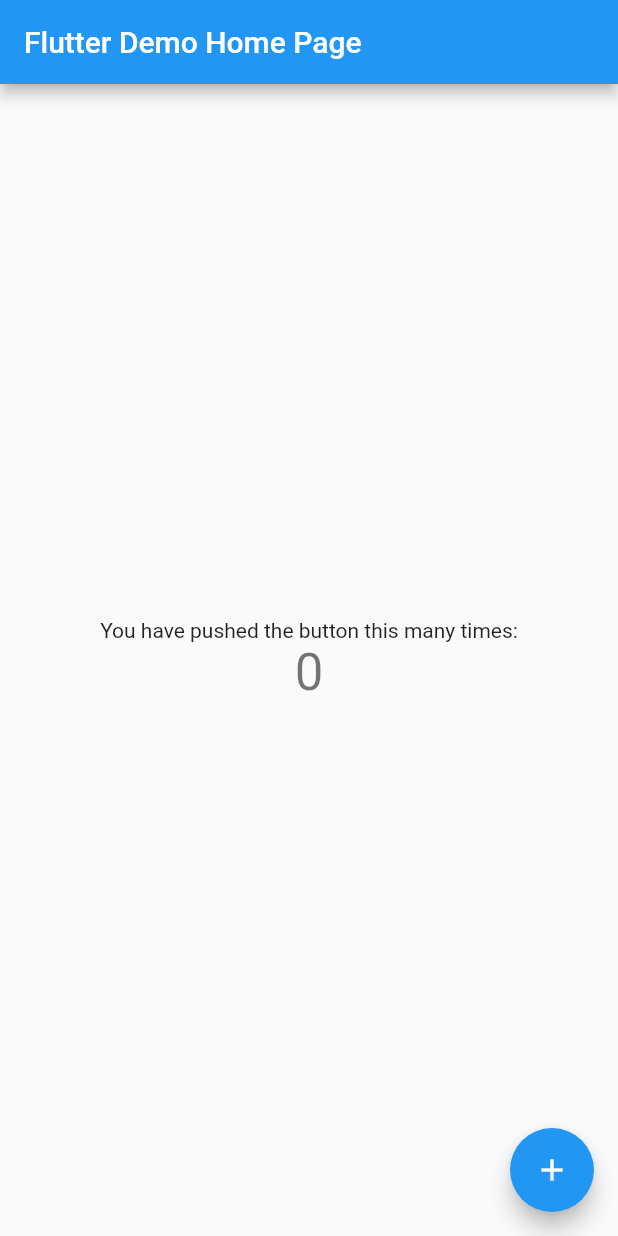
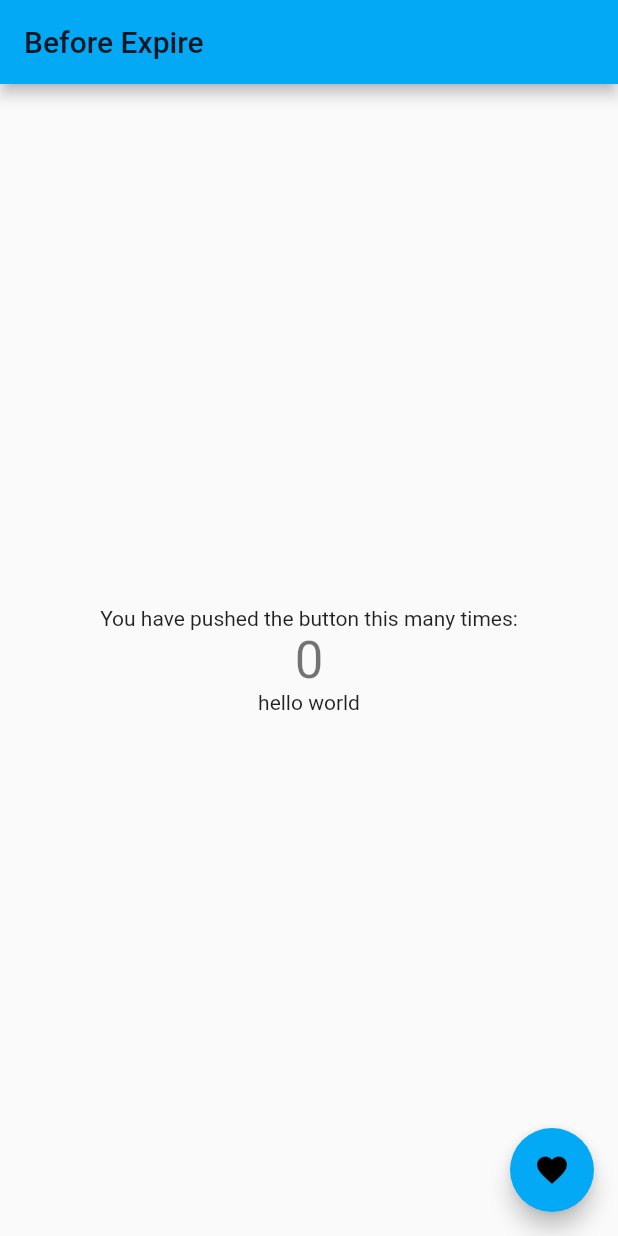
Before and after one commit to poomsc/BeforeExpire, a Flutter app: the screen it shows after launch, on a phone screen of 412 x 824 dp. Run offline on Flutter 3.47's test engine with Material 2 defaults, Android fonts, the phone set to English and light mode, and no system bars.

Commit message:
change title

```diff
--- a/lib/main.dart
+++ b/lib/main.dart
@@ -3,41 +3,24 @@ import 'package:flutter/material.dart';
 void main() => runApp(MyApp());
 
 class MyApp extends StatelessWidget {
-  // This widget is the root of your application.
   @override
   Widget build(BuildContext context) {
     return MaterialApp(
-      title: 'Flutter Demo',
+      title: 'BeforeExprie',
       theme: ThemeData(
-        // This is the theme of your application.
-        //
-        // Try running your application with "flutter run". You'll see the
-        // application has a blue toolbar. Then, without quitting the app, try
-        // changing the primarySwatch below to Colors.green and then invoke
-        // "hot reload" (press "r" in the console where you ran "flutter run",
-        // or simply save your changes to "hot reload" in a Flutter IDE).
-        // Notice that the counter didn't reset back to zero; the application
-        // is not restarted.
-        primarySwatch: Colors.blue,
+        primarySwatch: Colors.lightBlue,
       ),
-      home: MyHomePage(title: 'Flutter Demo Home Page'),
+      home: MyHomePage(title: 'Before Expire'),
     );
   }
 }
 
 class MyHomePage extends StatefulWidget {
-  MyHomePage({Key key, this.title}) : super(key: key);
-
-  // This widget is the home page of your application. It is stateful, meaning
-  // that it has a State object (defined below) that contains fields that affect
-  // how it looks.
-
-  // This class is the configuration for the state. It holds the values (in this
-  // case the title) provided by the parent (in this case the App widget) and
-  // used by the build method of the State. Fields in a Widget subclass are
-  // always marked "final".
+  MyHomePage({Key key, this.title, this.label, this.value}) : super(key: key);
 
   final String title;
+  final String label;
+  final String value;
 
   @override
   _MyHomePageState createState() => _MyHomePageState();
@@ -48,47 +31,20 @@ class _MyHomePageState extends State<MyHomePage> {
 
   void _incrementCounter() {
     setState(() {
-      // This call to setState tells the Flutter framework that something has
-      // changed in this State, which causes it to rerun the build method below
-      // so that the display can reflect the updated values. If we changed
-      // _counter without calling setState(), then the build method would not be
-      // called again, and so nothing would appear to happen.
       _counter++;
     });
   }
 
   @override
   Widget build(BuildContext context) {
-    // This method is rerun every time setState is called, for instance as done
-    // by the _incrementCounter method above.
-    //
-    // The Flutter framework has been optimized to make rerunning build methods
-    // fast, so that you can just rebuild anything that needs updating rather
-    // than having to individually change instances of widgets.
+
     return Scaffold(
       appBar: AppBar(
-        // Here we take the value from the MyHomePage object that was created by
-        // the App.build method, and use it to set our appbar title.
         title: Text(widget.title),
       ),
       body: Center(
-        // Center is a layout widget. It takes a single child and positions it
-        // in the middle of the parent.
+
         child: Column(
-          // Column is also a layout widget. It takes a list of children and
-          // arranges them vertically. By default, it sizes itself to fit its
-          // children horizontally, and tries to be as tall as its parent.
-          //
-          // Invoke "debug painting" (press "p" in the console, choose the
-          // "Toggle Debug Paint" action from the Flutter Inspector in Android
-          // Studio, or the "Toggle Debug Paint" command in Visual Studio Code)
-          // to see the wireframe for each widget.
-          //
-          // Column has various properties to control how it sizes itself and
-          // how it positions its children. Here we use mainAxisAlignment to
-          // center the children vertically; the main axis here is the vertical
-          // axis because Columns are vertical (the cross axis would be
-          // horizontal).
           mainAxisAlignment: MainAxisAlignment.center,
           children: <Widget>[
             Text(
@@ -98,14 +54,15 @@ class _MyHomePageState extends State<MyHomePage> {
               '$_counter',
               style: Theme.of(context).textTheme.display1,
             ),
+            Text('hello world'),
           ],
         ),
       ),
       floatingActionButton: FloatingActionButton(
         onPressed: _incrementCounter,
         tooltip: 'Increment',
-        child: Icon(Icons.add),
-      ), // This trailing comma makes auto-formatting nicer for build methods.
+        child: Icon(Icons.favorite),
+      ),
     );
   }
 }
```
